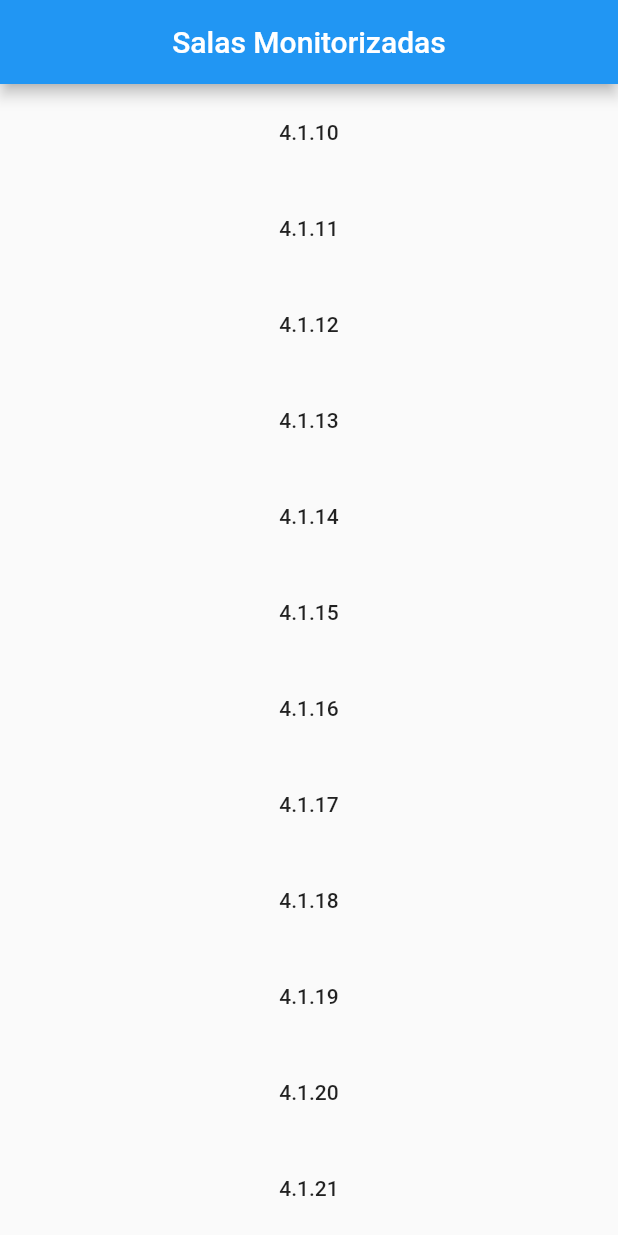
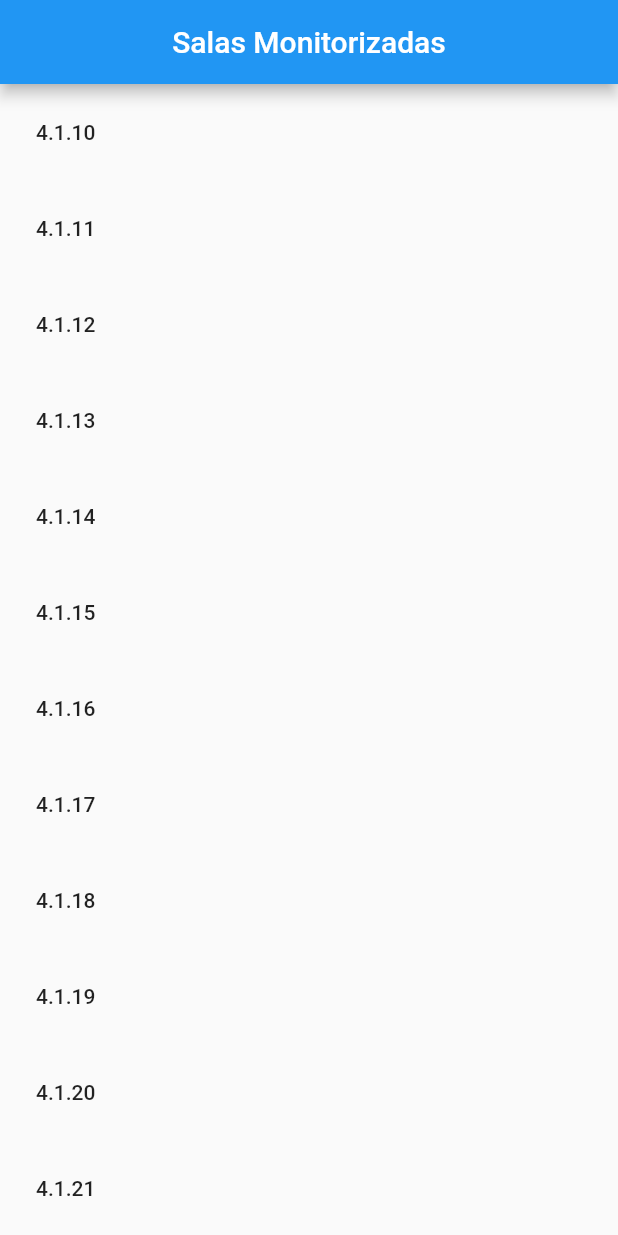
Before and after one commit to DETImotica/MobileApp, a Flutter app: the screen it shows after launch, on a phone screen of 412 x 824 dp. Run offline on Flutter 3.47's test engine with Material 2 defaults, Android fonts, the phone set to English and light mode, and no system bars.

```diff
--- a/lib/page/list_page.dart
+++ b/lib/page/list_page.dart
@@ -33,7 +33,10 @@ class RoomListPage extends StatelessWidget {
       list.add(Container(
         padding: EdgeInsets.all(8),
         child: FlatButton(
-          child: Text("${room.dept}.${room.floor}.${room.num}"),
+          child: Align(
+            child: Text("${room.dept}.${room.floor}.${room.num}"),
+            alignment: Alignment.centerLeft,
+          ),
           onPressed: () {
             Navigator.push(context,MaterialPageRoute(builder: (context) => RoomPage(room.roomInfo())));
           },
```
Also changed, not shown: 1 other file.
